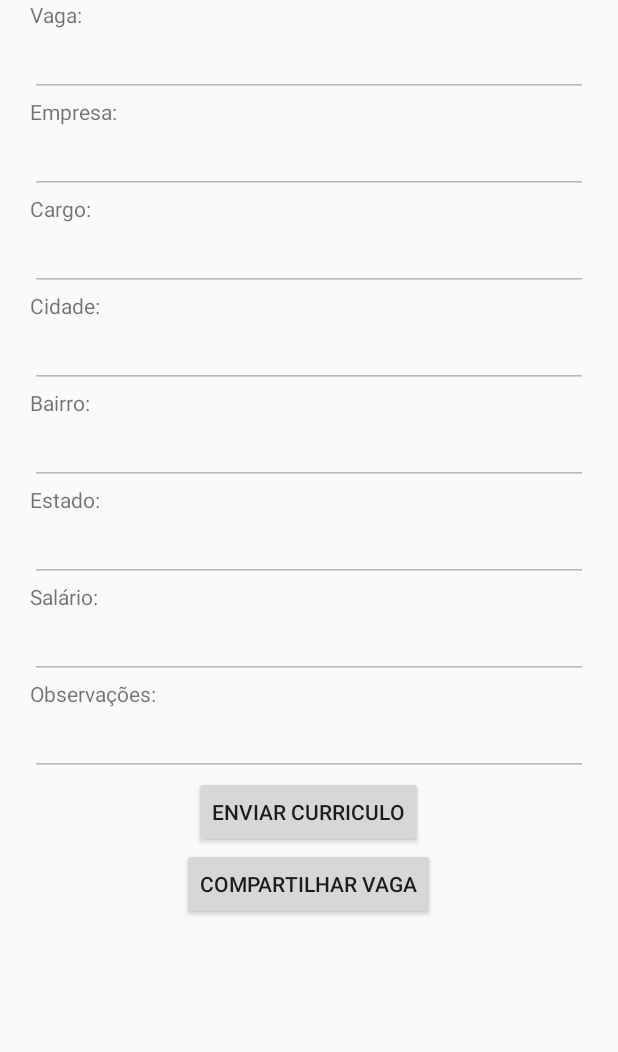
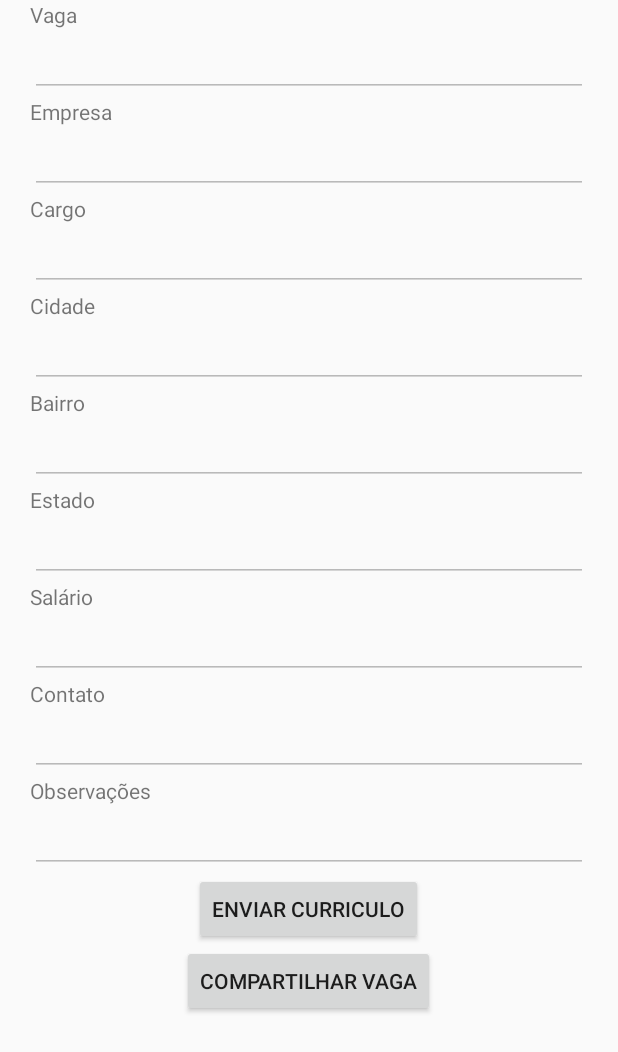
Before and after one commit to MauJowJowJow/InfoJobs, an Android app: the layout activity_detalhes_vaga.xml on its own in the app's theme, with its tools: preview values and no code run, on a phone screen of 412 x 824 dp. Shown: the top 1052 px of the screen. Run offline under Robolectric (Android 15) with nearby library versions, the phone set to English and light mode, and no system bars.

```diff
--- a/app/src/main/java/sistemas2014/unifebe/edu/br/infojobs/Controller/CadastroUsuario.java
+++ b/app/src/main/java/sistemas2014/unifebe/edu/br/infojobs/Controller/CadastroUsuario.java
@@ -137,7 +137,7 @@ public class CadastroUsuario extends AppCompatActivity {
             return false;
         }
 
-        if(!txtSenha.getText().equals(txtConfSenha.getText())){
+        if(!txtSenha.getText().toString().equals(txtConfSenha.getText().toString())){
             errValidacao  = "Senhas de confirmação não conferem!";
             return false;
         }
--- a/app/src/main/res/layout/activity_detalhes_vaga.xml
+++ b/app/src/main/res/layout/activity_detalhes_vaga.xml
@@ -23,7 +23,7 @@
             <TextView
                 android:layout_width="wrap_content"
                 android:layout_height="wrap_content"
-                android:text="Vaga:"
+                android:text="Vaga"
                 android:id="@+id/textViewVaga"
                 android:layout_gravity="center_vertical" />
 
@@ -37,7 +37,7 @@
             <TextView
                 android:layout_width="wrap_content"
                 android:layout_height="wrap_content"
-                android:text="Empresa:"
+                android:text="Empresa"
                 android:id="@+id/textViewEmpresa"
                 android:layout_gravity="center_vertical" />
 
@@ -51,7 +51,7 @@
             <TextView
                 android:layout_width="wrap_content"
                 android:layout_height="wrap_content"
-                android:text="Cargo:"
+                android:text="Cargo"
                 android:id="@+id/textViewCargo"
                 android:layout_gravity="center_vertical" />
 
@@ -65,7 +65,7 @@
             <TextView
                 android:layout_width="wrap_content"
                 android:layout_height="wrap_content"
-                android:text="Cidade:"
+                android:text="Cidade"
                 android:id="@+id/textViewCidade"
                 android:layout_gravity="center_vertical" />
 
@@ -79,7 +79,7 @@
             <TextView
                 android:layout_width="wrap_content"
                 android:layout_height="wrap_content"
-                android:text="Bairro:"
+                android:text="Bairro"
                 android:id="@+id/TextViewBairro"
                 android:layout_gravity="center_vertical" />
 
@@ -93,7 +93,7 @@
             <TextView
                 android:layout_width="wrap_content"
                 android:layout_height="wrap_content"
-                android:text="Estado:"
+                android:text="Estado"
                 android:id="@+id/textViewEstado"
                 android:layout_gravity="center_vertical" />
 
@@ -107,7 +107,7 @@
             <TextView
                 android:layout_width="wrap_content"
                 android:layout_height="wrap_content"
-                android:text="Salário:"
+                android:text="Salário"
                 android:id="@+id/textViewSalario"
                 android:layout_gravity="center_vertical" />
 
@@ -121,7 +121,21 @@
             <TextView
                 android:layout_width="wrap_content"
                 android:layout_height="wrap_content"
-                android:text="Observações:"
+                android:text="Contato"
+                android:id="@+id/textViewContato"
+                android:layout_gravity="center_vertical" />
+
+            <EditText
+                android:layout_width="match_parent"
+                android:layout_height="wrap_content"
+                android:id="@+id/txtContato"
+                android:layout_gravity="center_horizontal"
+                android:enabled="false" />
+
+            <TextView
+                android:layout_width="wrap_content"
+                android:layout_height="wrap_content"
+                android:text="Observações"
                 android:id="@+id/textViewObservacoes"
                 android:layout_gravity="center_vertical" />
 
```
Also changed, not shown: app/src/main/AndroidManifest.xml (+11 -2 lines), app/src/main/java/sistemas2014/unifebe/edu/br/infojobs/Controller/ConsultaVagas.java (+20 -10 lines), app/src/main/java/sistemas2014/unifebe/edu/br/infojobs/Controller/DetalhesVaga.java (+20 -2 lines), app/src/main/java/sistemas2014/unifebe/edu/br/infojobs/Controller/GavetaPrincipal.java (+7 -0 lines), app/src/main/java/sistemas2014/unifebe/edu/br/infojobs/Model/Empresa.java (+9 -0 lines).
